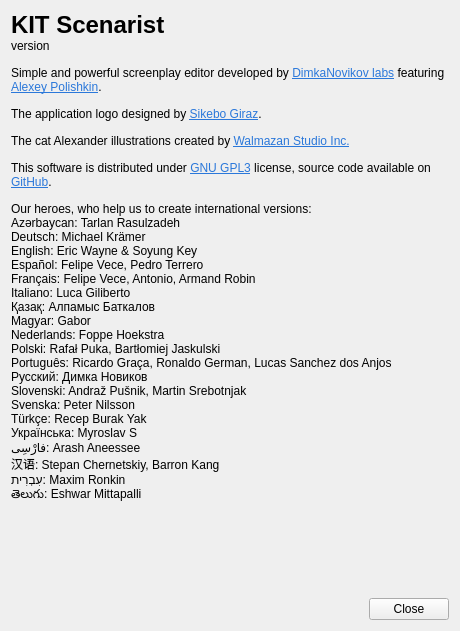
First picture: the form in src/bin/scenarist-desktop/UserInterfaceLayer/Application/AboutDialog.ui, repository dimkanovikov/KITScenarist, before the edit.
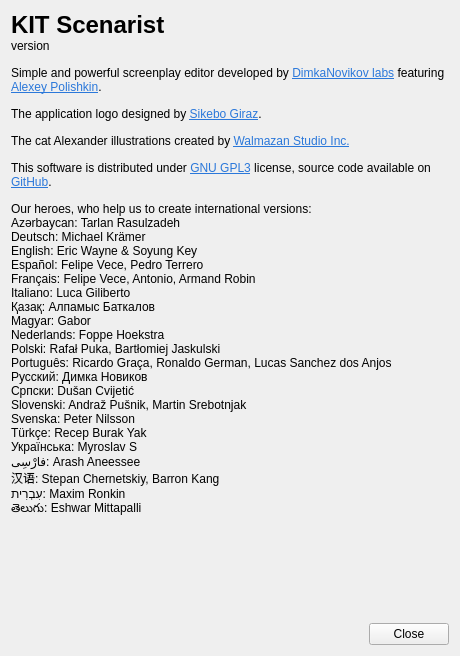
Second picture: the form after the edit.

The edit to the form file:
```diff
--- a/src/bin/scenarist-desktop/UserInterfaceLayer/Application/AboutDialog.ui
+++ b/src/bin/scenarist-desktop/UserInterfaceLayer/Application/AboutDialog.ui
@@ -7,7 +7,7 @@
     <x>0</x>
     <y>0</y>
     <width>460</width>
-    <height>631</height>
+    <height>656</height>
    </rect>
   </property>
   <property name="minimumSize">
@@ -215,6 +215,7 @@
 Polski: Rafał Puka, Bartłomiej Jaskulski
 Português: Ricardo Graça, Ronaldo German, Lucas Sanchez dos Anjos 
 Русский: Димка Новиков
+Српски: Dušan Cvijetić
 Slovenski: Andraž Pušnik, Martin Srebotnjak
 Svenska: Peter Nilsson
 Türkçe: Recep Burak Yak
```
